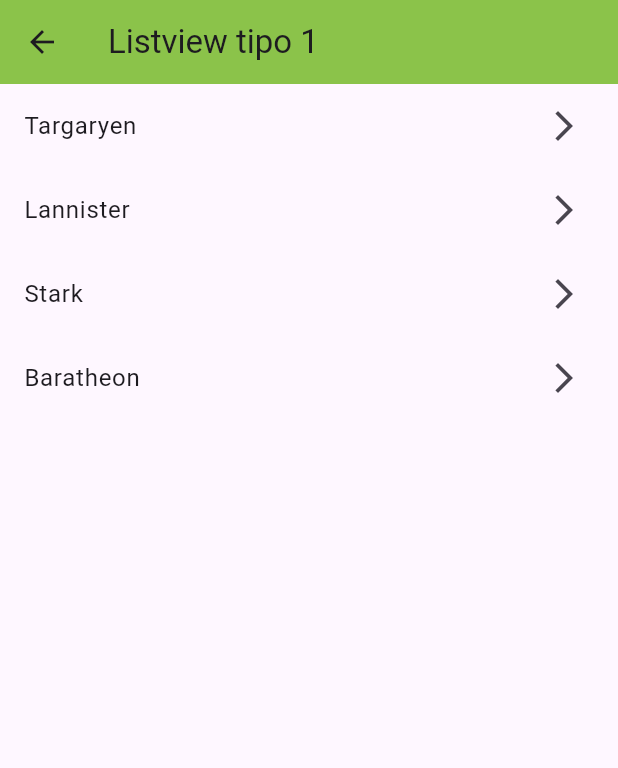
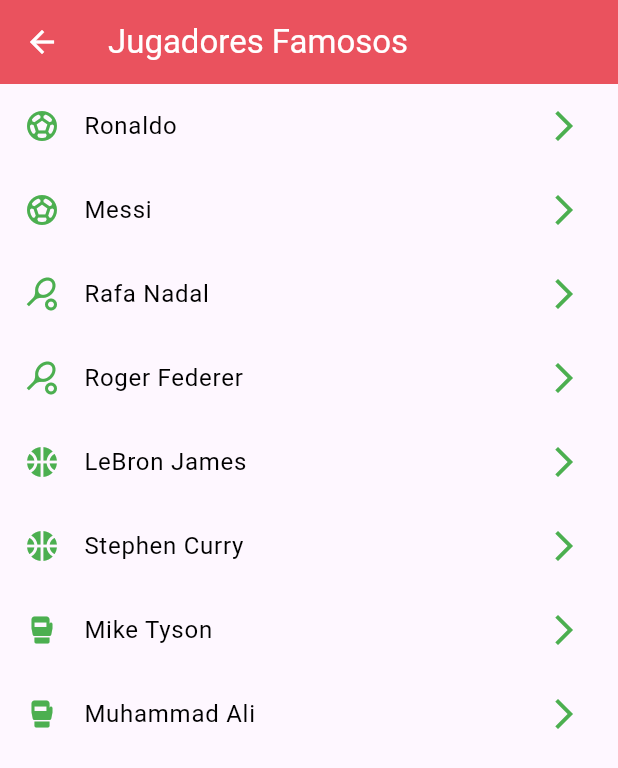
Before and after one commit to alberto154/fl_components, a Flutter app: the Listview1Screen screen opened by its route, on a phone screen of 412 x 824 dp. Shown: the top 768 px of the screen. Run offline on Flutter 3.47's test engine with Material 3 defaults, Android fonts, the phone set to English and light mode, and no system bars; network calls fail.

Commit message:
cards con imagenes

```diff
--- a/lib/main.dart
+++ b/lib/main.dart
@@ -1,5 +1,6 @@
 import 'package:fl_components/routes/app_routes.dart';
 import 'package:fl_components/screens/screens.dart';
+import 'package:fl_components/theme/app_theme.dart';
 import 'package:flutter/material.dart';
 
 void main() => runApp(const MyApp());
@@ -16,6 +17,7 @@ class MyApp extends StatelessWidget {
       initialRoute: AppRoutes.initialRoute,
       routes: AppRoutes.getAppRoutes(),
       onGenerateRoute: AppRoutes().onGenerateRoute,
+      theme: AppTheme.lightTheme,
     );
   }
 }
--- a/lib/screens/home_screen.dart
+++ b/lib/screens/home_screen.dart
@@ -15,7 +15,7 @@ class HomeScreen extends StatelessWidget {
       ),
       body: ListView.separated(
         itemBuilder: (context, index) => ListTile(
-          leading: Icon(AppRoutes.menuOptions[index].icon, color: Colors.blue,),
+          leading: Icon(AppRoutes.menuOptions[index].icon),
           title: Text(AppRoutes.menuOptions[index].name),
           onTap: () {
             Navigator.pushNamed(context, AppRoutes.menuOptions[index].route);
--- a/lib/screens/listview1_screen.dart
+++ b/lib/screens/listview1_screen.dart
@@ -2,26 +2,96 @@ import 'package:flutter/material.dart';
 
 class Listview1Screen extends StatelessWidget {
 
-  final options = const['Targaryen', 'Lannister', 'Stark', 'Baratheon'];
+  final options = const [
+    'Ronaldo',
+    'Messi',
+    'Rafa Nadal',
+    'Roger Federer',
+    'LeBron James',
+    'Stephen Curry',
+    'Mike Tyson',
+    'Muhammad Ali',
+  ];
 
   const Listview1Screen({Key? key}) : super(key: key);
 
   @override
   Widget build(BuildContext context) {
+
+    final icons = {
+      'Ronaldo': Icons.sports_soccer,
+      'Messi': Icons.sports_soccer,
+      'Rafa Nadal': Icons.sports_tennis,
+      'Roger Federer': Icons.sports_tennis,
+      'LeBron James': Icons.sports_basketball,
+      'Stephen Curry': Icons.sports_basketball,
+      'Mike Tyson': Icons.sports_mma,
+      'Muhammad Ali': Icons.sports_mma,
+    };
+
+    final info = {
+      'Ronaldo': 'Delantero portugués, conocido por su potencia, velocidad y remate preciso.',
+      'Messi': 'Delantero argentino, famoso por su regate, visión y capacidad goleadora.',
+      'Rafa Nadal': 'Tenista español, legendario en pistas de tierra batida, con gran ferocidad y resistencia.',
+      'Roger Federer': 'Tenista suizo, elegante y completo, con uno de los mejores estilos técnicos de la historia.',
+      'LeBron James': 'Estrella del baloncesto estadounidense, versátil, fuerte y gran pasador.',
+      'Stephen Curry': 'Base tirador excepcional, revolucionó el juego con su acierto desde larga distancia.',
+      'Mike Tyson': 'Boxeador estadounidense, conocido por su potencia y agresividad en el ring.',
+      'Muhammad Ali': 'Leyenda del boxeo, famoso por su técnica, carisma y combatividad clásica.',
+    };
+
+    final image = {
+      'Ronaldo': 'https://upload.wikimedia.org/wikipedia/commons/thumb/8/8c/Cristiano_Ronaldo_2018.jpg/250px-Cristiano_Ronaldo_2018.jpg',
+      'Messi': 'https://upload.wikimedia.org/wikipedia/commons/thumb/c/c1/Lionel_Messi_20180626.jpg/250px-Lionel_Messi_20180626.jpg',
+      'Rafa Nadal': 'https://www.rfet.es/media/image/noticias/10548_Foto.1602439624.png',
+      'Roger Federer': 'https://imgresizer.eurosport.com/unsafe/1200x0/filters:format(jpeg)/origin-imgresizer.eurosport.com/2021/11/13/3253499-66587248-2560-1440.jpg',
+      'LeBron James': 'https://c.files.bbci.co.uk/28C4/production/_128563401_gettyimages-1463993781.jpg',
+      'Stephen Curry': 'https://e0.365dm.com/18/10/768x432/skysports-steph-curry-golden-state-warriors_4466538.jpg?20181027143715',
+      'Mike Tyson': 'https://m.media-amazon.com/images/I/51LulJKkZhL._AC_UF894,1000_QL80_.jpg',
+      'Muhammad Ali': 'https://elordenmundial.com/wp-content/uploads/2022/06/Muere-Muhammad-Ali-campeon-mundial-de-boxeo-y-activista-estadounidense.jpg',
+    };
+
     return Scaffold(
       appBar: AppBar(
-        title: Text('Listview tipo 1'),
-        backgroundColor: Colors.lightGreen,
+      title: const Text('Jugadores Famosos'),
+      backgroundColor: Colors.redAccent,
       ),
       body: ListView(
-        children: [
-          ...options.map((e) => ListTile(
-            trailing: Icon(Icons.arrow_forward_ios_outlined),
+      children: options.map((e) {
+        return ListTile(
+        leading: Icon(icons[e] ?? Icons.person),
+        title: Text(e),
+        trailing: const Icon(Icons.arrow_forward_ios_outlined),
+        onTap: () {
+          final snackBar = SnackBar(
+          content: Text('Seleccionaste a $e, manten presionado para más info'),
+          );
+          ScaffoldMessenger.of(context).showSnackBar(snackBar);
+        },
+        onLongPress: () {
+          showDialog(
+          context: context,
+          builder: (context) => AlertDialog(
             title: Text(e),
-          ),).toList()
-
-        ],
-      )
+            content: Column(
+              mainAxisSize: MainAxisSize.min,
+              children: [
+                Image.network(image[e] ?? 'https://via.placeholder.com/150'),
+                Text(info[e] ?? 'Información no disponible'),
+              ],
+            ),
+            actions: [
+            TextButton(
+              onPressed: () => Navigator.of(context).pop(),
+              child: const Text('Cerrar'),
+            ),
+            ],
+          ),
+          );
+        },
+        );
+      }).toList(),
+      ),
     );
   }
 }
--- a/lib/screens/listview2_screen.dart
+++ b/lib/screens/listview2_screen.dart
@@ -12,7 +12,7 @@ class Listview2Screen extends StatelessWidget {
     return Scaffold(
       appBar: AppBar(
         title: Text('Listview tipo 2'),
-        backgroundColor: Colors.lightGreen,
+        // backgroundColor: Colors.lightGreen,
       ),
 
       body: ListView.separated(
--- /dev/null
+++ b/lib/theme/app_theme.dart
@@ -0,0 +1,26 @@
+import 'package:flutter/material.dart';
+
+class AppTheme {
+
+  static const Color primary = Colors.green;
+
+  static final ThemeData lightTheme = ThemeData.light().copyWith(
+        primaryColor: primary,
+        appBarTheme: AppBarTheme(
+          backgroundColor: primary,
+          elevation: 20,
+          foregroundColor: Colors.white,
+        ),
+
+        listTileTheme: ListTileThemeData(
+          textColor: Colors.black,
+          iconColor: primary,
+        ),
+
+        // Estilo de los botones de la aplicación
+        textButtonTheme: TextButtonThemeData(
+          style: TextButton.styleFrom(foregroundColor: AppTheme.primary),
+        )
+
+      );
+}
--- /dev/null
+++ b/lib/widgets/widgets.dart
@@ -0,0 +1,2 @@
+export 'package:fl_components/widgets/custom_card_tipo1.dart';
+export 'package:fl_components/widgets/custom_card_tipo2.dart';
--- a/pubspec.yaml
+++ b/pubspec.yaml
@@ -58,7 +58,8 @@ flutter:
   uses-material-design: true
 
   # To add assets to your application, add an assets section, like this:
-  # assets:
+  assets:
+    - assets/
   #   - images/a_dot_burr.jpeg
   #   - images/a_dot_ham.jpeg
 
```
Also changed, not shown: lib/screens/card_screen.dart (+21 -2 lines), lib/widgets/custom_card_tipo1.dart (added, +41 -0 lines), lib/widgets/custom_card_tipo2.dart (added, +40 -0 lines), assets/giphy.gif (added).
